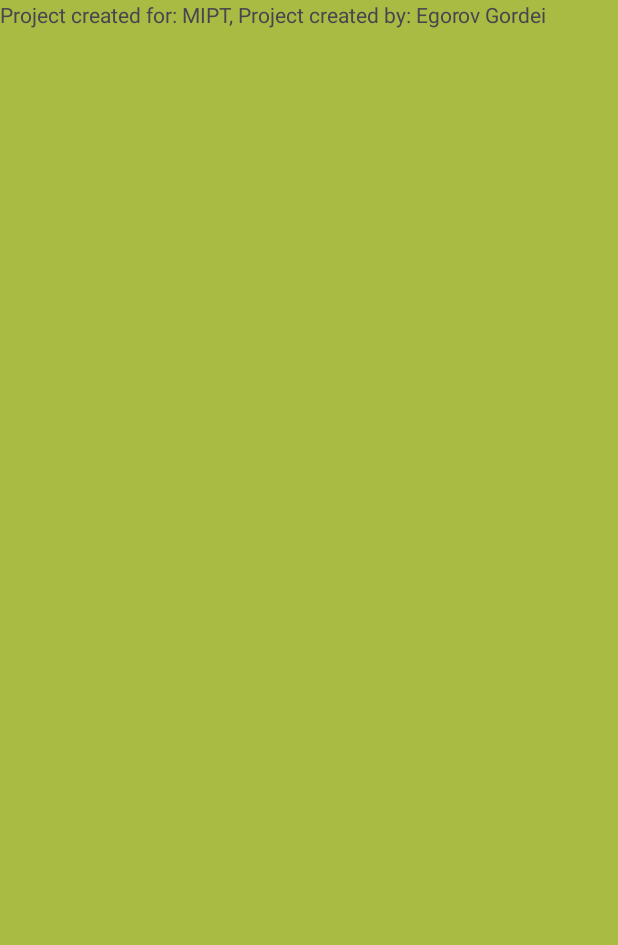
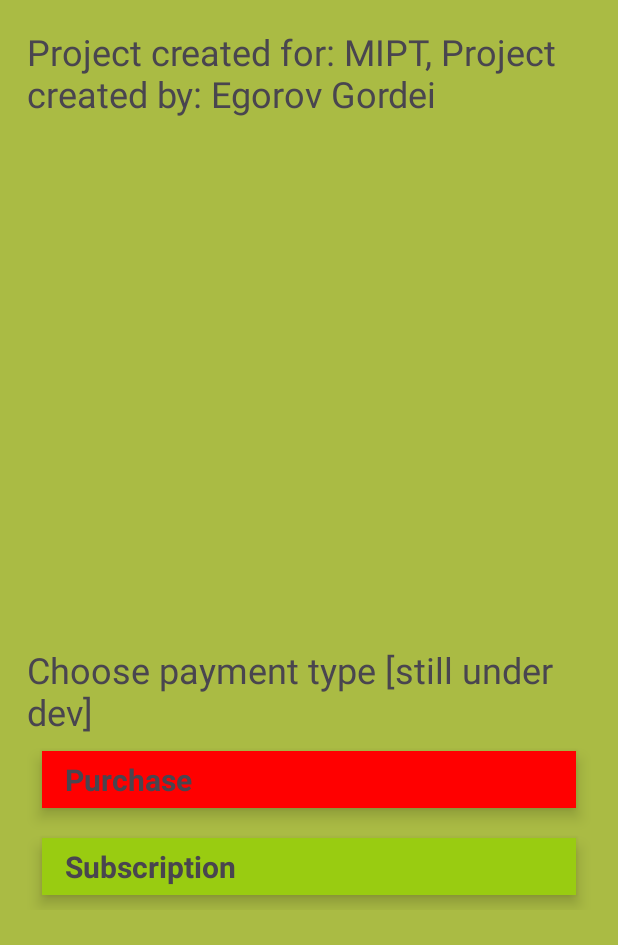
Before and after one commit to GIS-sys/Android-Mipt-Project-2024-Egorov, an Android app: the fragment CredentialsFragment placed in its activity, on a phone screen of 412 x 824 dp. Shown: the top 945 px of the screen. Run offline under Robolectric (Android 15) with nearby library versions, the phone set to English and light mode, and no system bars; libraries missing offline, so code that uses them is left out: com.fasterxml.jackson.

Commit message:
addedd second recycler view

```diff
--- a/app/src/main/java/com/giswarm/mipt_2024/fragment/CredentialsFragment.kt
+++ b/app/src/main/java/com/giswarm/mipt_2024/fragment/CredentialsFragment.kt
@@ -1,9 +1,48 @@
 package com.giswarm.mipt_2024.fragment
 
+import android.content.Context
 import android.os.Bundle
+import android.util.Log
 import android.view.View
+import android.widget.Button
+import android.widget.Toast
 import androidx.fragment.app.Fragment
+import androidx.recyclerview.widget.LinearLayoutManager
+import androidx.recyclerview.widget.RecyclerView
 import com.giswarm.mipt_2024.R
+import com.giswarm.mipt_2024.recycler.MoonShapeAdapter
+import com.giswarm.mipt_2024.recycler.PaymentTypeAdapter
+import com.giswarm.mipt_2024.recycler.RecyclerItemCircle
+import com.giswarm.mipt_2024.recycler.RecyclerItemSquare
+import com.giswarm.mipt_2024.recycler.RecyclerItemText
+import com.giswarm.mipt_2024.recycler.RecyclerItemTextImage
+import com.giswarm.mipt_2024.recycler.ViewType
+import com.giswarm.mipt_2024.recycler.ViewTypeDelegateAdapter
+import com.giswarm.mipt_2024.storage.Consts
+import com.giswarm.mipt_2024.storage.DrawableManager
 
 class CredentialsFragment : Fragment(R.layout.fragment_credentials) {
+    private lateinit var paymentTypeRecyclerView: RecyclerView
+    private lateinit var paymentTypeRecyclerViewAdapter: PaymentTypeAdapter
+
+    override fun onViewCreated(view: View, savedInstanceState: Bundle?) {
+        super.onViewCreated(view, savedInstanceState)
+
+        paymentTypeRecyclerView = view.findViewById(R.id.cred_payment_recycler_view)
+        paymentTypeRecyclerView.layoutManager = LinearLayoutManager(activity)
+        paymentTypeRecyclerViewAdapter = PaymentTypeAdapter(
+            object : ViewTypeDelegateAdapter.OnViewSelectedListener {
+                override fun onItemSelected(item: ViewType, position: Int) {
+                    when (item) {
+                        is RecyclerItemText -> Toast.makeText(requireContext(), getString(R.string.chosen_payment_type) + item.text, Toast.LENGTH_SHORT).show()
+                        else -> Log.d("DEBUG_1604", "loading")
+                    }
+                }
+            },
+            paymentTypeRecyclerView,
+            requireActivity(),
+            listOf(RecyclerItemText(getString(R.string.chosen_payment_type_buy)), RecyclerItemText(getString(R.string.chosen_payment_type_subscribe)))
+        )
+        paymentTypeRecyclerView.adapter = paymentTypeRecyclerViewAdapter
+    }
 }
--- /dev/null
+++ b/app/src/main/java/com/giswarm/mipt_2024/recycler/PaymentTypeAdapter.kt
@@ -0,0 +1,76 @@
+package com.giswarm.mipt_2024.recycler
+
+import android.app.Activity
+import android.graphics.drawable.Drawable
+import android.util.Log
+import android.view.ViewGroup
+import androidx.collection.SparseArrayCompat
+import androidx.core.content.ContextCompat
+import androidx.recyclerview.widget.RecyclerView
+import com.bumptech.glide.Glide
+import com.bumptech.glide.load.DataSource
+import com.bumptech.glide.load.engine.GlideException
+import com.bumptech.glide.request.RequestListener
+import com.bumptech.glide.request.target.Target
+import com.giswarm.mipt_2024.R
+import okhttp3.Call
+import okhttp3.Callback
+import okhttp3.OkHttpClient
+import okhttp3.Request
+import okhttp3.Response
+import org.jsoup.Jsoup
+import java.io.IOException
+
+class PaymentTypeAdapter(listener: ViewTypeDelegateAdapter.OnViewSelectedListener, private var recyclerView: RecyclerView, activity: Activity, itemsnew: List<ViewType>) : RecyclerView.Adapter<RecyclerView.ViewHolder>() {
+    private var items: ArrayList<ViewType> = ArrayList(itemsnew)
+    private var delegateAdapters = SparseArrayCompat<ViewTypeDelegateAdapter>()
+    var selectedPosition: Int = 0
+
+    // requires at least 1 element
+    init {
+        if (items.isEmpty()) {
+            items.add(RecyclerItemText("PLACEHOLDER"))
+        }
+
+        val listenerWithSelection = object : ViewTypeDelegateAdapter.OnViewSelectedListener {
+            override fun onItemSelected(item: ViewType, position: Int) {
+                val lastSelected = selectedPosition
+                selectedPosition = position
+                listener.onItemSelected(item, position)
+                notifyItemChanged(position)
+                notifyItemChanged(lastSelected)
+            }
+        }
+        delegateAdapters.put(
+            AdapterConstants.IMAGE_TEXT,
+            RecyclerItemTextImageDelegateAdapter(listenerWithSelection)
+        )
+        delegateAdapters.put(
+            AdapterConstants.TEXT,
+            RecyclerItemTextDelegateAdapter(listenerWithSelection)
+        )
+    }
+
+    override fun getItemCount(): Int = items.size
+
+    override fun onCreateViewHolder(parent: ViewGroup, viewType: Int) = delegateAdapters[viewType]!!.onCreateViewHolder(parent)
+
+    override fun onBindViewHolder(holder: RecyclerView.ViewHolder, position: Int) {
+        delegateAdapters[getItemViewType(position)]!!.onBindViewHolder(holder, items[position], position==selectedPosition, position)
+    }
+
+    override fun getItemViewType(position: Int) = items[position].getViewType()
+
+    fun add(newItems: List<ViewType>) {
+        items.addAll(newItems)
+        recyclerView.post {
+            notifyItemRangeInserted(items.size - newItems.size, newItems.size)
+        }
+    }
+
+    fun clear() {
+        val lastSize = itemCount
+        items.clear()
+        notifyItemRangeRemoved(0, lastSize)
+    }
+}
--- a/app/src/main/res/layout/fragment_credentials.xml
+++ b/app/src/main/res/layout/fragment_credentials.xml
@@ -1,13 +1,58 @@
 <?xml version="1.0" encoding="utf-8"?>
-<LinearLayout xmlns:android="http://schemas.android.com/apk/res/android"
+<androidx.constraintlayout.widget.ConstraintLayout xmlns:android="http://schemas.android.com/apk/res/android"
+    xmlns:app="http://schemas.android.com/apk/res-auto"
     android:orientation="vertical"
     android:layout_width="match_parent"
     android:layout_height="match_parent"
     android:background="@color/color_background">
 
-    <TextView
+    <androidx.constraintlayout.widget.ConstraintLayout
         android:layout_width="match_parent"
-        android:layout_height="wrap_content"
-        android:text="@string/credentials_text"
-        android:gravity="top"/>
-</LinearLayout>
+        android:layout_height="0dp"
+        android:orientation="horizontal"
+        android:layout_margin="@dimen/btn_small_padding_y"
+        app:layout_constraintTop_toTopOf="parent"
+        app:layout_constraintStart_toStartOf="parent"
+        app:layout_constraintEnd_toEndOf="parent"
+        app:layout_constraintBottom_toTopOf="@+id/constraint_cred_payment"
+        android:id="@+id/constraint_cred_text">
+        <TextView
+            android:layout_width="match_parent"
+            android:layout_height="wrap_content"
+            android:text="@string/credentials_text"
+            android:gravity="top"
+            android:textSize="@dimen/text_medium"/>
+    </androidx.constraintlayout.widget.ConstraintLayout>
+
+    <androidx.constraintlayout.widget.ConstraintLayout
+        android:layout_width="match_parent"
+        android:layout_height="0dp"
+        android:orientation="horizontal"
+        android:layout_margin="@dimen/btn_small_padding_y"
+        app:layout_constraintTop_toBottomOf="@+id/constraint_cred_text"
+        app:layout_constraintStart_toStartOf="parent"
+        app:layout_constraintEnd_toEndOf="parent"
+        app:layout_constraintBottom_toBottomOf="parent"
+        android:id="@+id/constraint_cred_payment">
+        <TextView
+            android:layout_width="match_parent"
+            android:layout_height="wrap_content"
+            android:text="@string/credentials_payment_text"
+            android:gravity="top"
+            android:textSize="@dimen/text_medium"
+            android:id="@+id/cred_payment_text"
+            app:layout_constraintBottom_toTopOf="@+id/cred_payment_recycler_view"/>
+        <androidx.recyclerview.widget.RecyclerView
+            android:nestedScrollingEnabled="false"
+            android:id="@+id/cred_payment_recycler_view"
+            android:layout_width="0dp"
+            android:layout_weight="6"
+            android:layout_height="wrap_content"
+            android:minHeight="48dp"
+            android:textSize="16sp"
+            android:overScrollMode="never"
+            app:layout_constraintStart_toStartOf="parent"
+            app:layout_constraintEnd_toEndOf="parent"
+            app:layout_constraintTop_toBottomOf="@+id/cred_payment_text"/>
+    </androidx.constraintlayout.widget.ConstraintLayout>
+</androidx.constraintlayout.widget.ConstraintLayout>
--- a/app/src/main/res/values/dims.xml
+++ b/app/src/main/res/values/dims.xml
@@ -5,4 +5,5 @@
     <dimen name="btn_big_padding_y">48dp</dimen>
     <dimen name="text_small">16sp</dimen>
     <dimen name="text_medium">24sp</dimen>
+    <dimen name="text_large">36sp</dimen>
 </resources>
--- a/app/src/main/res/values/strings.xml
+++ b/app/src/main/res/values/strings.xml
@@ -29,4 +29,8 @@
     <string name="settings">Settings</string>
     <string name="credentials">Creds</string>
     <string name="placeholder_short">Lorem ipsum</string>
+    <string name="chosen_payment_type">Chosen payment type: </string>
+    <string name="chosen_payment_type_buy">Purchase</string>
+    <string name="chosen_payment_type_subscribe">Subscription</string>
+    <string name="credentials_payment_text">Choose payment type [still under dev]</string>
 </resources>
```
Also changed, not shown: 1 other file.
